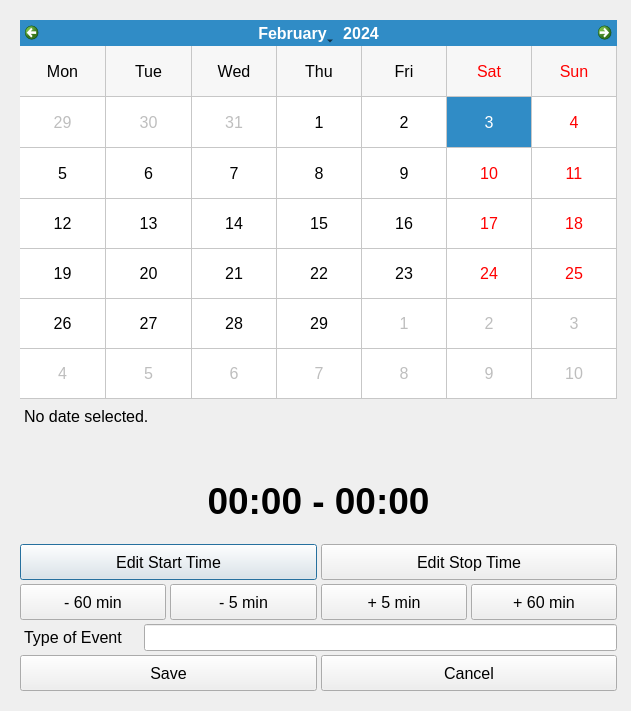
First picture: the form in src/booking-editor.ui, repository sc0000/hfmdd-video-system, before the edit.
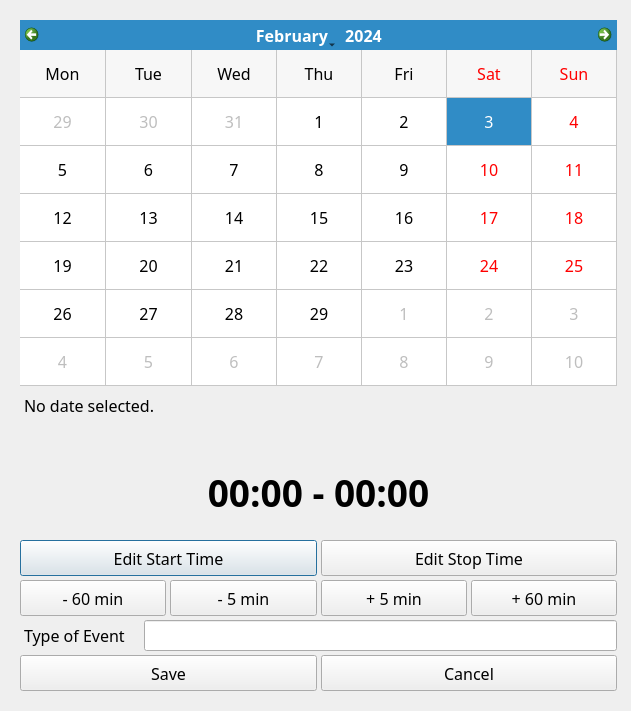
Second picture: the form after the edit.

The edit to the form file:
```diff
--- a/src/booking-editor.ui
+++ b/src/booking-editor.ui
@@ -18,6 +18,7 @@
   </property>
   <property name="font">
    <font>
+    <family>DaxOT</family>
     <pointsize>12</pointsize>
    </font>
   </property>
@@ -126,6 +127,7 @@
      <widget class="QLabel" name="timeLabel">
       <property name="font">
        <font>
+        <family>DaxOT</family>
         <pointsize>28</pointsize>
         <bold>true</bold>
        </font>
```
